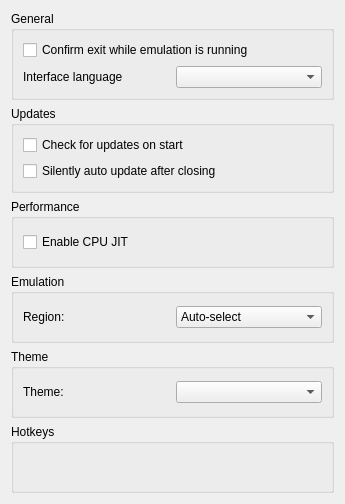
Before: the Qt Designer form src/citra_qt/configuration/configure_general.ui in taken2009/citra, drawn with Qt 5.
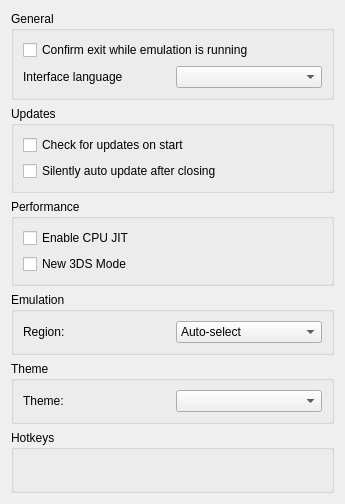
After: the same form once the commit is applied. Custom widgets are drawn as their Qt base class.

Commit message: New3ds mode switching (from Jhon 591's Fire _ Emblem _ Warriors fix)

```diff
--- a/src/citra_qt/configuration/configure_general.ui
+++ b/src/citra_qt/configuration/configure_general.ui
@@ -92,6 +92,13 @@
             </property>
            </widget>
           </item>
+          <item>
+           <widget class="QCheckBox" name="toggle_is_new_3ds">
+            <property name="text">
+             <string>New 3DS Mode</string>
+            </property>
+           </widget>
+          </item>
          </layout>
         </item>
        </layout>
```
The commit also changes 4 other files.
